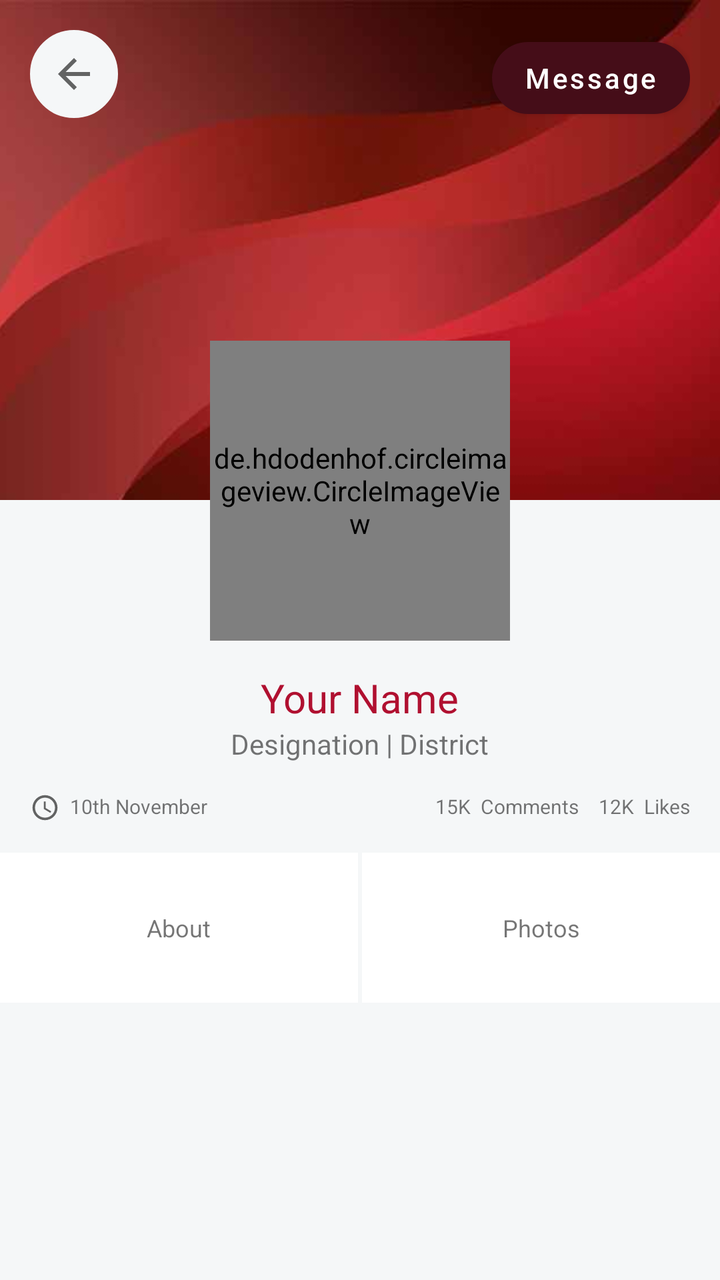
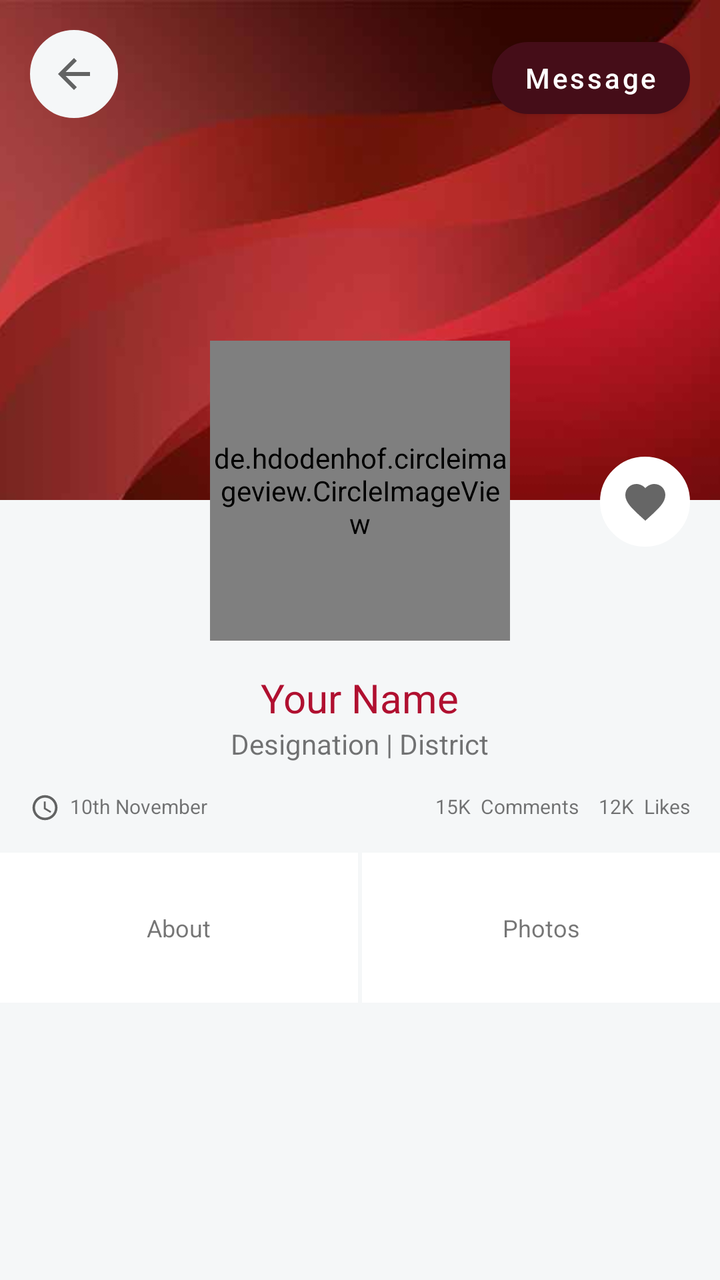

Compare the two renders of this Android layout. The source of the first and the diff that turns it into the second are given below.
<!-- AndroidManifest.xml: application theme AppTheme -->
<!-- res/layout/fragment_user_detail.xml -->
<?xml version="1.0" encoding="utf-8"?>
<LinearLayout xmlns:android="http://schemas.android.com/apk/res/android" xmlns:app="http://schemas.android.com/apk/res-auto"
    xmlns:tools="http://schemas.android.com/tools"
    android:id="@+id/root_view"
    android:orientation="vertical"
    android:background="@color/colorBackgroundGrey"
    android:layout_width="match_parent"
    android:layout_height="match_parent"
    tools:context=".views.fragments.UserDetailFragment">

    <androidx.core.widget.NestedScrollView
        android:scrollbars="none"
        android:fillViewport="true"
        android:layout_width="match_parent"
        android:layout_height="match_parent">
        <LinearLayout
            android:orientation="vertical"
            android:layout_width="match_parent"
            android:layout_height="match_parent">

            
            <RelativeLayout
                android:layout_width="match_parent"
                android:layout_height="wrap_content">
                
                <ImageView
                    android:id="@+id/item_bg_image"
                    android:scaleType="centerCrop"
                    android:src="@drawable/background_image"
                    android:background="@color/colorBackgroundGrey"
                    android:layout_width="match_parent"
                    android:layout_height="250dp"/>
                <RelativeLayout
                    android:padding="15dp"
                    android:layout_width="match_parent"
                    android:layout_height="wrap_content">
                    <ImageButton
                        android:id="@+id/back_button"
                        android:src="@drawable/ic_baseline_arrow_back_24"
                        app:backgroundTint="@color/colorBackgroundGrey"
                        android:background="@drawable/shape_radius_100_pad_10_stroke_grey_bg_white"
                        android:layout_width="wrap_content"
                        android:layout_height="wrap_content"/>
                    <Button
                        android:id="@+id/message_button"
                        android:text="Message"
                        android:textAllCaps="false"
                        android:textColor="@color/colorWhite"
                        app:cornerRadius="25dp"
                        android:layout_alignParentEnd="true"
                        app:backgroundTint="@color/colorAccent"
                        android:layout_width="wrap_content"
                        android:layout_height="wrap_content" />
                    <ImageButton
                        android:visibility="gone"
                        android:id="@+id/item_share"
                        android:layout_alignParentEnd="true"
                        android:scaleType="fitCenter"
                        android:adjustViewBounds="true"
                        android:src="@drawable/ic_baseline_more_vert_24"
                        app:backgroundTint="@android:color/transparent"
                        android:background="@drawable/shape_radius_100_pad_10_stroke_grey_bg_white"
                        android:layout_width="wrap_content"
                        android:layout_height="wrap_content" />
                </RelativeLayout>
                <de.hdodenhof.circleimageview.CircleImageView
                    android:id="@+id/item_image"
                    android:layout_centerInParent="true"
                    android:layout_marginTop="-80dp"
                    android:layout_below="@+id/item_bg_image"
                    app:civ_border_width="1dp"
                    app:civ_border_color="@color/colorLightGrey"
                    app:civ_circle_background_color="@color/colorWhite"
                    app:tint="@color/colorWhite"
                    android:src="@drawable/ic_add_photo"
                    android:layout_width="150dp"
                    android:layout_height="150dp"/>
                <LinearLayout
                    android:layout_below="@+id/item_image"
                    android:gravity="center"
                    android:padding="15dp"
                    android:orientation="vertical"
                    android:layout_width="match_parent"
                    android:layout_height="wrap_content">
                    <TextView
                        android:id="@+id/item_title"
                        android:textSize="20sp"
                        android:text="Your Name"
                        android:textColor="@color/colorPrimary"
                        android:layout_width="wrap_content"
                        android:layout_height="wrap_content"/>
                    <TextView
                        android:id="@+id/item_address_designation"
                        android:text="Designation | District"
                        android:layout_marginBottom="15dp"
                        android:layout_width="wrap_content"
                        android:layout_height="wrap_content"/>
                    <RelativeLayout
                        android:layout_width="match_parent"
                        android:layout_height="wrap_content">
                        <LinearLayout
                            android:orientation="horizontal"
                            android:layout_width="wrap_content"
                            android:layout_height="wrap_content">
                            <ImageView
                                android:src="@drawable/ic_baseline_access_time_24"
                                android:layout_marginEnd="5dp"
                                android:layout_width="15dp"
                                android:layout_height="15dp"/>
                            <TextView
                                android:id="@+id/item_date"
                                android:textSize="10sp"
                                android:text="10th November"
                                android:layout_width="wrap_content"
                                android:layout_height="wrap_content"/>
                        </LinearLayout>
                        <LinearLayout
                            android:layout_alignParentEnd="true"
                            android:orientation="horizontal"
                            android:layout_width="wrap_content"
                            android:layout_height="wrap_content">
                            <LinearLayout
                                android:id="@+id/comment_button"
                                android:layout_marginEnd="10dp"
                                android:orientation="horizontal"
                                android:layout_width="wrap_content"
                                android:layout_height="wrap_content">
                                <TextView
                                    android:id="@+id/item_comment"
                                    android:textSize="10sp"
                                    android:text="15K"
                                    android:layout_marginEnd="5dp"
                                    android:layout_width="wrap_content"
                                    android:layout_height="wrap_content"/>
                                <TextView
                                    android:textSize="10sp"
                                    android:text="Comments"
                                    android:layout_width="wrap_content"
                                    android:layout_height="wrap_content"/>
                            </LinearLayout>
                            <LinearLayout
                                android:id="@+id/liked_button"
                                android:orientation="horizontal"
                                android:layout_width="wrap_content"
                                android:layout_height="wrap_content">
                                <TextView
                                    android:id="@+id/item_liked"
                                    android:textSize="10sp"
                                    android:text="12K"
                                    android:layout_marginEnd="5dp"
                                    android:layout_width="wrap_content"
                                    android:layout_height="wrap_content"/>
                                <TextView
                                    android:textSize="10sp"
                                    android:text="Likes"
                                    android:layout_width="wrap_content"
                                    android:layout_height="wrap_content"/>
                            </LinearLayout>
                        </LinearLayout>
                    </RelativeLayout>
                </LinearLayout>
            </RelativeLayout>

            
            <LinearLayout
                android:weightSum="2"
                android:layout_marginBottom="15dp"
                android:orientation="horizontal"
                android:layout_width="match_parent"
                android:layout_height="75dp">
                <LinearLayout
                    android:id="@+id/item_about_button"
                    android:gravity="center"
                    android:layout_marginEnd="2dp"
                    android:background="@color/colorWhite"
                    android:layout_width="0dp"
                    android:layout_height="match_parent"
                    android:layout_weight="1">
                    <TextView
                        android:textSize="12sp"
                        android:textAlignment="center"
                        android:text="About"
                        android:layout_width="wrap_content"
                        android:layout_height="wrap_content"/>
                </LinearLayout>
                <LinearLayout
                    android:id="@+id/item_photo_button"
                    android:gravity="center"
                    android:background="@color/colorWhite"
                    android:layout_width="0dp"
                    android:layout_height="match_parent"
                    android:layout_weight="1">
                    <TextView
                        android:textSize="12sp"
                        android:textAlignment="center"
                        android:text="Photos"
                        android:layout_width="wrap_content"
                        android:layout_height="wrap_content"/>
                </LinearLayout>
            </LinearLayout>

            
            <LinearLayout
                android:id="@+id/item_body"
                android:orientation="vertical"
                android:layout_width="match_parent"
                android:layout_height="wrap_content">
            </LinearLayout>


        </LinearLayout>
    </androidx.core.widget.NestedScrollView>

</LinearLayout>
<!-- resources referenced by this layout -->
<resources>
  <color name="colorAccent">#450D18</color>
  <color name="colorBackgroundGrey">#F5F7F8</color>
  <color name="colorLightGrey">#F2F2F2</color>
  <color name="colorPrimary">#B01030</color>
  <color name="colorWhite">#FFFFFF</color>
  <!-- drawable ic_baseline_access_time_24 (drawable) -->
  <vector xmlns:android="http://schemas.android.com/apk/res/android"
      android:width="24dp"
      android:height="24dp"
      android:viewportWidth="24"
      android:viewportHeight="24"
      android:tint="?attr/colorControlNormal">
    <path
        android:fillColor="@android:color/white"
        android:pathData="M11.99,2C6.47,2 2,6.48 2,12s4.47,10 9.99,10C17.52,22 22,17.52 22,12S17.52,2 11.99,2zM12,20c-4.42,0 -8,-3.58 -8,-8s3.58,-8 8,-8 8,3.58 8,8 -3.58,8 -8,8z"/>
    <path
        android:fillColor="@android:color/white"
        android:pathData="M12.5,7H11v6l5.25,3.15 0.75,-1.23 -4.5,-2.67z"/>
  </vector>
  <!-- drawable ic_baseline_arrow_back_24 (drawable) -->
  <vector xmlns:android="http://schemas.android.com/apk/res/android"
      android:width="24dp"
      android:height="24dp"
      android:viewportWidth="24"
      android:viewportHeight="24"
      android:tint="?attr/colorControlNormal">
    <path
        android:fillColor="@android:color/white"
        android:pathData="M20,11H7.83l5.59,-5.59L12,4l-8,8 8,8 1.41,-1.41L7.83,13H20v-2z"/>
  </vector>
  <!-- drawable ic_baseline_more_vert_24 (drawable) -->
  <vector xmlns:android="http://schemas.android.com/apk/res/android"
      android:width="24dp"
      android:height="24dp"
      android:viewportWidth="24"
      android:viewportHeight="24"
      android:tint="?attr/colorControlNormal">
    <path
        android:fillColor="@android:color/white"
        android:pathData="M12,8c1.1,0 2,-0.9 2,-2s-0.9,-2 -2,-2 -2,0.9 -2,2 0.9,2 2,2zM12,10c-1.1,0 -2,0.9 -2,2s0.9,2 2,2 2,-0.9 2,-2 -0.9,-2 -2,-2zM12,16c-1.1,0 -2,0.9 -2,2s0.9,2 2,2 2,-0.9 2,-2 -0.9,-2 -2,-2z"/>
  </vector>
  <!-- drawable shape_radius_100_pad_10_stroke_grey_bg_white (drawable) -->
  <?xml version="1.0" encoding="utf-8"?>
  <shape xmlns:android="http://schemas.android.com/apk/res/android">
      
      <solid android:color="@color/colorWhite" />
      <stroke android:width="2dp" android:color="#e5e5e5" />
      <padding android:left="10dp" android:top="10dp" android:right="10dp" android:bottom="10dp"/>
      <corners android:radius="100dp"/>
  </shape>
  <style name="AppTheme" parent="Theme.MaterialComponents.DayNight.NoActionBar">
          
          <item name="colorPrimary">@color/colorPrimary</item>
          <item name="colorPrimaryDark">@color/colorPrimaryDark</item>
          <item name="colorAccent">@color/colorAccent</item>
      </style>
  <color name="colorPrimaryDark">#530918</color>
  <!-- unchanged entries left out for length: 2 -->
</resources>

<!-- the commit's change to res/layout/fragment_user_detail.xml (unified diff, before → after) -->
@@ -63,6 +63,17 @@
                         android:layout_width="wrap_content"
                         android:layout_height="wrap_content" />
                 </RelativeLayout>
+                <ImageButton
+                    android:id="@+id/item_like_button"
+                    android:layout_below="@+id/item_bg_image"
+                    android:layout_marginTop="-22dp"
+                    android:layout_marginEnd="15dp"
+                    android:layout_alignParentEnd="true"
+                    android:src="@drawable/ic_baseline_favorite_24"
+                    app:backgroundTint="@color/colorWhite"
+                    android:background="@drawable/shape_radius_100_pad_10_stroke_grey_bg_white"
+                    android:layout_width="45dp"
+                    android:layout_height="45dp"/>
                 <de.hdodenhof.circleimageview.CircleImageView
                     android:id="@+id/item_image"
                     android:layout_centerInParent="true"
@@ -120,7 +131,7 @@
                             android:layout_width="wrap_content"
                             android:layout_height="wrap_content">
                             <LinearLayout
-                                android:id="@+id/comment_button"
+                                android:id="@+id/show_comment_button"
                                 android:layout_marginEnd="10dp"
                                 android:orientation="horizontal"
                                 android:layout_width="wrap_content"
@@ -139,7 +150,7 @@
                                     android:layout_height="wrap_content"/>
                             </LinearLayout>
                             <LinearLayout
-                                android:id="@+id/liked_button"
+                                android:id="@+id/show_liked_button"
                                 android:orientation="horizontal"
                                 android:layout_width="wrap_content"
                                 android:layout_height="wrap_content">
<!-- resource entries referenced after the edit -->
@@ -30,6 +30,17 @@
         android:fillColor="@android:color/white"
         android:pathData="M20,11H7.83l5.59,-5.59L12,4l-8,8 8,8 1.41,-1.41L7.83,13H20v-2z"/>
   </vector>
+  <!-- drawable ic_baseline_favorite_24 (drawable) -->
+  <vector xmlns:android="http://schemas.android.com/apk/res/android"
+      android:width="24dp"
+      android:height="24dp"
+      android:viewportWidth="24"
+      android:viewportHeight="24"
+      android:tint="?attr/colorControlNormal">
+    <path
+        android:fillColor="@android:color/white"
+        android:pathData="M12,21.35l-1.45,-1.32C5.4,15.36 2,12.28 2,8.5 2,5.42 4.42,3 7.5,3c1.74,0 3.41,0.81 4.5,2.09C13.09,3.81 14.76,3 16.5,3 19.58,3 22,5.42 22,8.5c0,3.78 -3.4,6.86 -8.55,11.54L12,21.35z"/>
+  </vector>
   <!-- drawable ic_baseline_more_vert_24 (drawable) -->
   <vector xmlns:android="http://schemas.android.com/apk/res/android"
       android:width="24dp"
